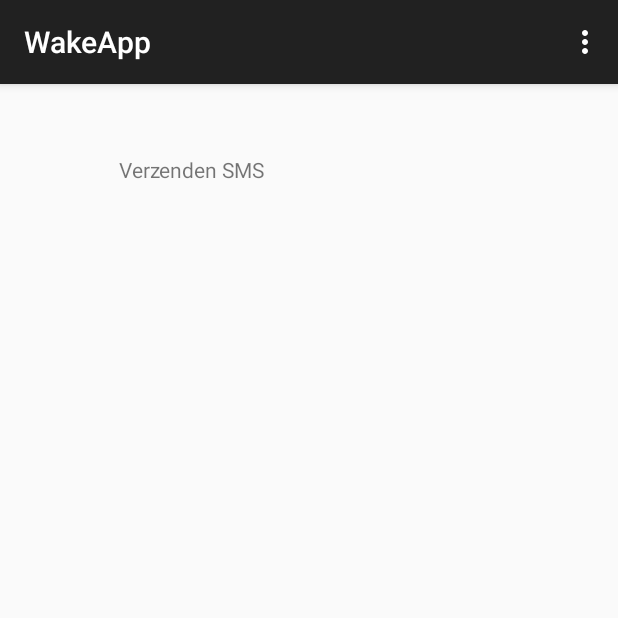
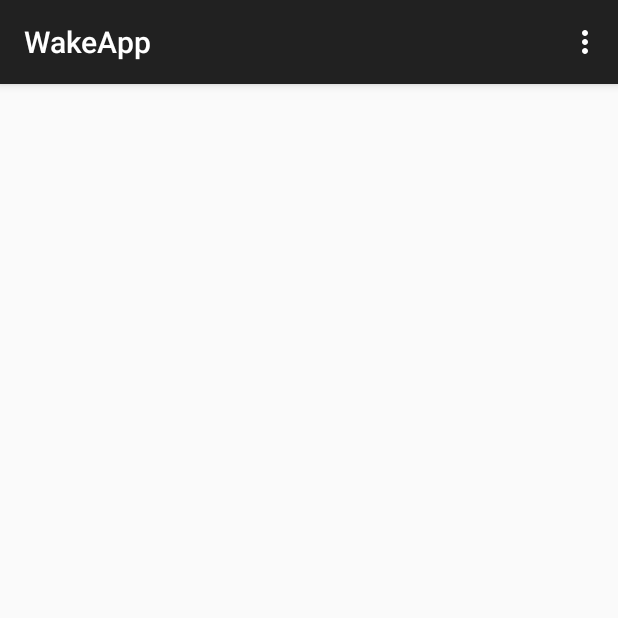
Before and after one commit to xigolle/WakeApp, an Android app: the screen it shows after launch (MainActivity), on a phone screen of 412 x 824 dp, the top half of it. Run offline under Robolectric (Android 15) with nearby library versions, the phone set to English and light mode, and no system bars.

Commit message:
normal application

```diff
--- a/app/src/main/res/layout/activity_main.xml
+++ b/app/src/main/res/layout/activity_main.xml
@@ -5,15 +5,4 @@
     android:paddingTop="@dimen/activity_vertical_margin"
     android:paddingBottom="@dimen/activity_vertical_margin" tools:context=".MainActivity">
 
-    <TextView
-        android:layout_width="wrap_content"
-        android:layout_height="wrap_content"
-        android:text="Verzenden SMS"
-        android:id="@+id/textView"
-        android:layout_alignParentTop="true"
-        android:layout_alignParentLeft="true"
-        android:layout_alignParentStart="true"
-        android:layout_marginLeft="63dp"
-        android:layout_marginStart="63dp"
-        android:layout_marginTop="31dp" />
 </RelativeLayout>
```
